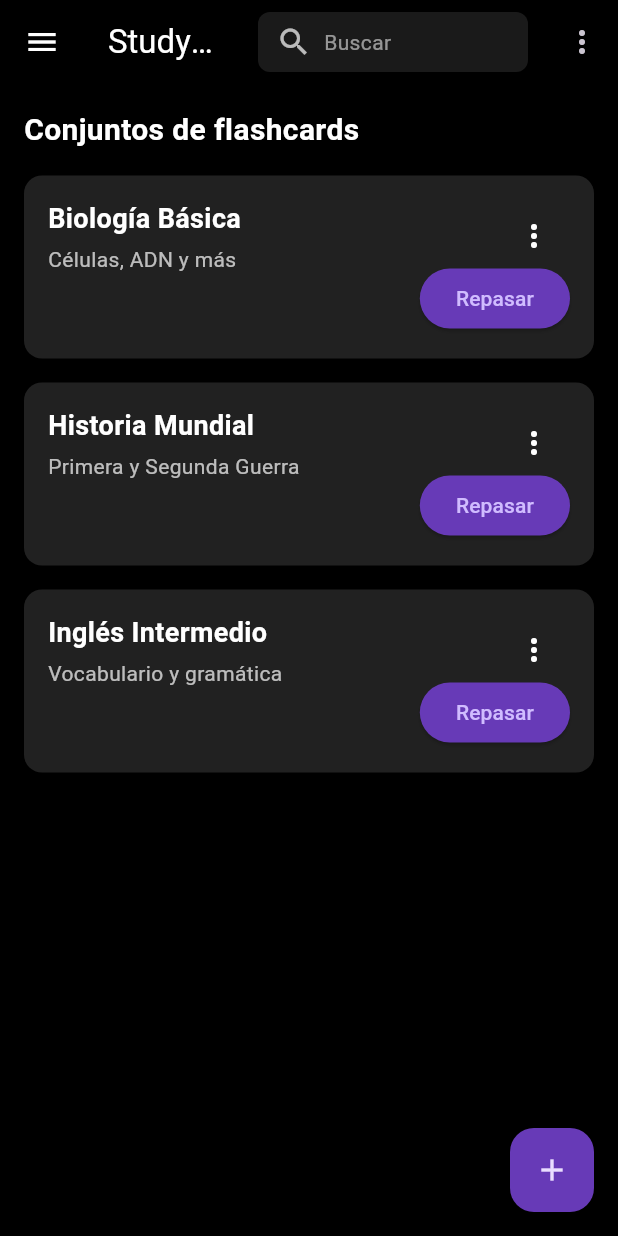
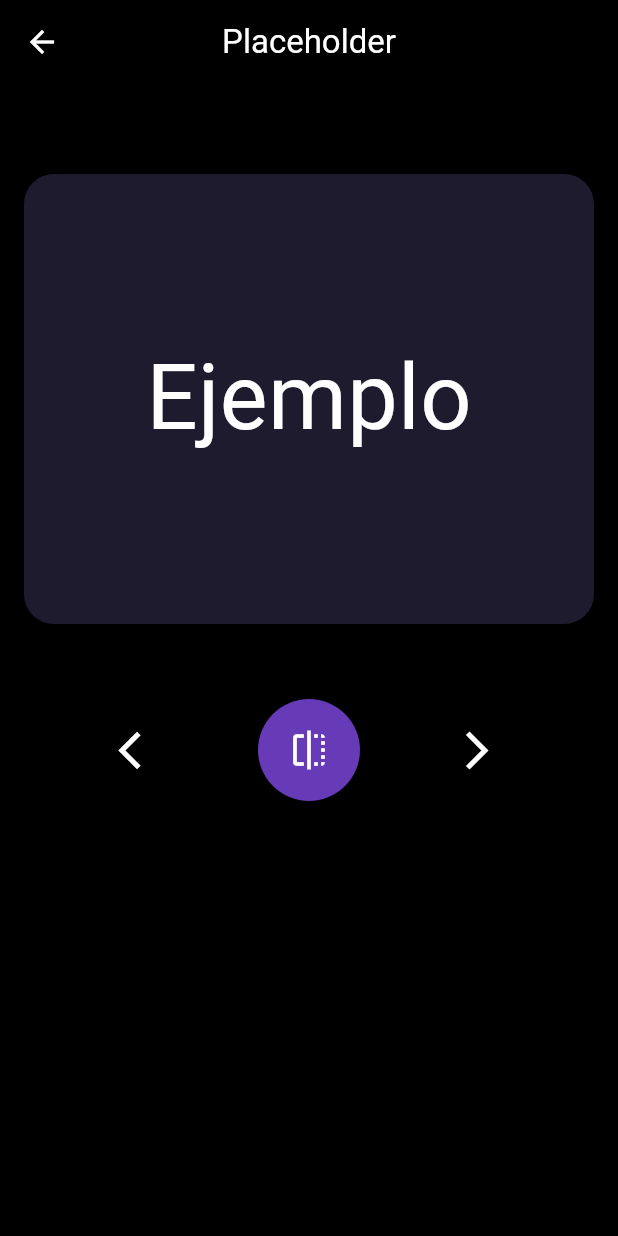
Before and after one commit to SkyKipz/Studyflash, a Flutter app: the screen it shows after launch, after a tap on "Saltar", after a tap on "Repasar", on a phone screen of 412 x 824 dp. Run offline on Flutter 3.47's test engine with Material 3 defaults, Android fonts, the phone set to English and light mode, and no system bars; our stand-ins replace firebase_auth, firebase_core, firebase_database, flutter_dotenv, google_sign_in, shared_preferences; accounts and stored records are empty.

Commit message:
practica y repaso

```diff
--- a/studyflash/lib/presentation/screens/home_screen.dart
+++ b/studyflash/lib/presentation/screens/home_screen.dart
@@ -2,6 +2,8 @@ import 'package:flutter/material.dart';
 import 'package:studyflash/domain/use_cases/editartarjetas.dart';
 import 'confi.dart';
 import 'opciones.dart';
+import 'practica.dart';
+import 'repasar.dart';
 
 class NewHomeScreen extends StatefulWidget {
   const NewHomeScreen({super.key});
@@ -220,14 +222,36 @@ class _NewHomeScreenState extends State<NewHomeScreen> {
                         Positioned(
                           bottom: 0,
                           right: 0,
-                          child: ElevatedButton(
+                          child: Row(
+                            mainAxisSize: MainAxisSize.min,
+                            children: [
+                              ElevatedButton(
                                 style: ElevatedButton.styleFrom(
                                   backgroundColor: Colors.deepPurple,
                                 ),
                                 onPressed: () {
-                              // Acción de repasar (dejar como estaba)
+                                  Navigator.push(
+                                    context,
+                                    MaterialPageRoute(builder: (context) => const RepasarScreen()),
+                                  );
+                                  // Acción de repasar
                                 },
                                 child: const Text('Repasar'),
+                              ),
+                              const SizedBox(width: 8),
+                              ElevatedButton(
+                                style: ElevatedButton.styleFrom(
+                                  backgroundColor: Colors.blue,
+                                ),
+                                onPressed: () {
+                                  Navigator.push(
+                                    context,
+                                    MaterialPageRoute(builder: (context) => const FlashcardScreen()),
+                                  );
+                                },
+                                child: const Text('Practicar'),
+                              ),
+                            ],
                             ),
                         ),
                         ],
--- /dev/null
+++ b/studyflash/lib/presentation/screens/repasar.dart
@@ -0,0 +1,82 @@
+import 'package:flutter/material.dart';
+
+class RepasarScreen extends StatelessWidget {
+  const RepasarScreen({super.key});
+
+  @override
+  Widget build(BuildContext context) {
+    return Scaffold(
+      backgroundColor: Colors.black,
+      appBar: AppBar(
+        backgroundColor: Colors.black,
+        leading: IconButton(
+          icon: const Icon(Icons.arrow_back, color: Colors.white),
+          onPressed: () {
+            Navigator.pop(context);
+          },
+        ),
+        title: const Text(
+          'Placeholder',
+          style: TextStyle(color: Colors.white),
+        ),
+        centerTitle: true,
+      ),
+      body: Padding(
+        padding: const EdgeInsets.symmetric(horizontal: 16.0),
+        child: Column(
+          children: [
+            const SizedBox(height: 60),
+            Container(
+              height: 300,
+              width: double.infinity,
+              decoration: BoxDecoration(
+                color: Color(0xFF1E1B2E),
+                borderRadius: BorderRadius.circular(20),
+              ),
+              child: const Center(
+                child: Text(
+                  'Ejemplo',
+                  style: TextStyle(
+                    fontSize: 60,
+                    color: Colors.white,
+                  ),
+                ),
+              ),
+            ),
+            const SizedBox(height: 50),
+            Row(
+              mainAxisAlignment: MainAxisAlignment.spaceEvenly,
+              children: [
+                IconButton(
+                  onPressed: () {
+                    // Acción de "anterior"
+                  },
+                  icon: const Icon(Icons.arrow_back_ios, color: Colors.white),
+                  iconSize: 30,
+                ),
+                ElevatedButton(
+                  onPressed: () {
+                    // Acción de "voltear" tarjeta
+                  },
+                  style: ElevatedButton.styleFrom(
+                    shape: const CircleBorder(),
+                    padding: const EdgeInsets.all(20),
+                    backgroundColor: Colors.deepPurple,
+                  ),
+                  child: const Icon(Icons.flip, color: Colors.white, size: 28),
+                ),
+                IconButton(
+                  onPressed: () {
+                    // Acción de "siguiente"
+                  },
+                  icon: const Icon(Icons.arrow_forward_ios, color: Colors.white),
+                  iconSize: 30,
+                ),
+              ],
+            ),
+          ],
+        ),
+      ),
+    );
+  }
+}
```
Also changed, not shown: studyflash/lib/presentation/screens/practica.dart (added, +82 -0 lines). Lines whose indentation alone changed are shown as unchanged.
